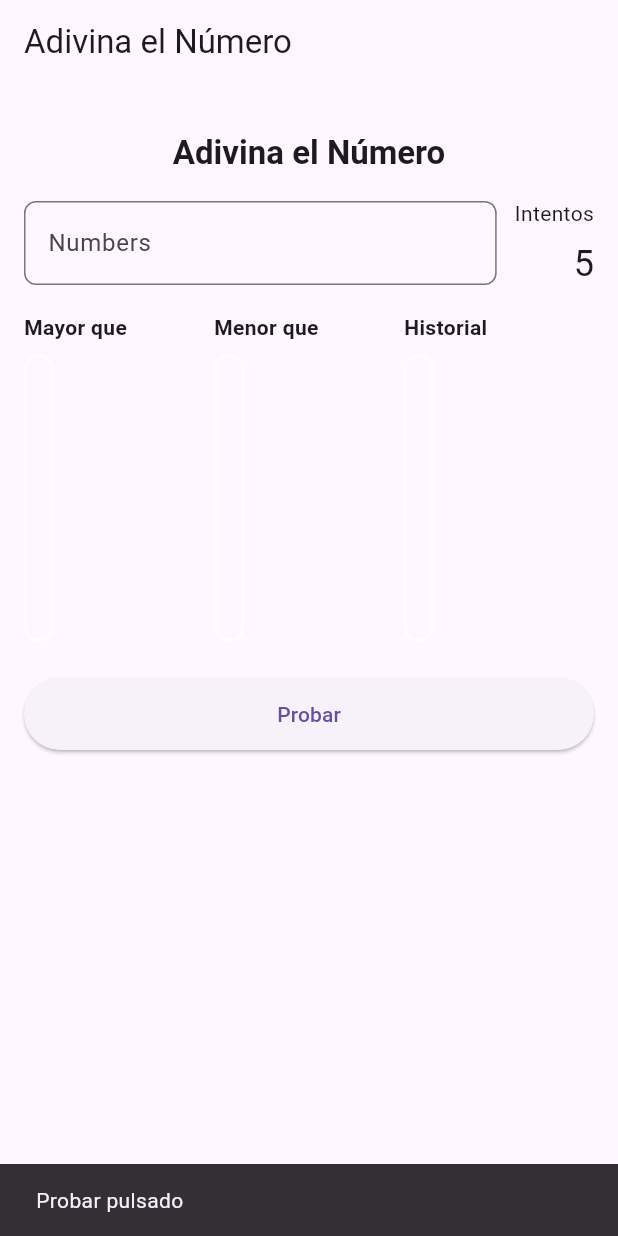
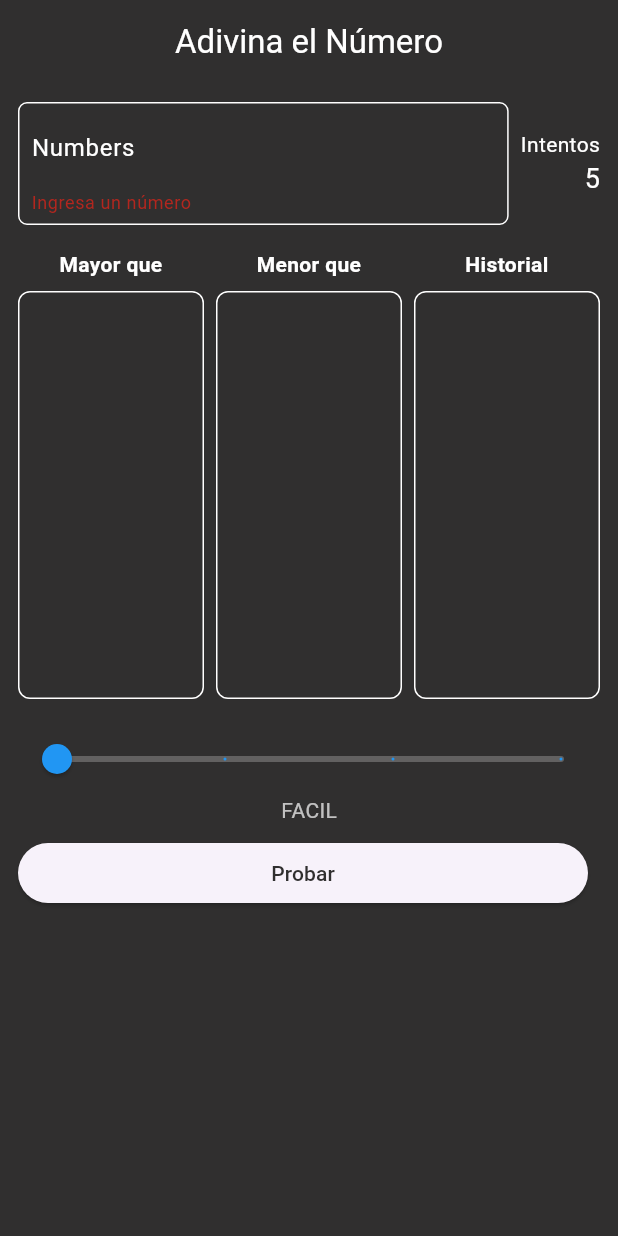
Before and after one commit to EduardoCarruci/numeroadivina, a Flutter app: the screen it shows after launch, after a tap on "Probar", on a phone screen of 412 x 824 dp. Run offline on Flutter 3.47's test engine with Material 3 defaults, Android fonts, the light colour scheme and no system bars; our stand-ins replace equatable, flutter_bloc, get_it, go_router.

Commit message:
Estilizando widgets

```diff
--- /dev/null
+++ b/lib/core/util/input_validator.dart
@@ -0,0 +1,16 @@
+class InputValidator {
+
+    // Valida la entrada del usuario para una suposición de número.
+  static String? validateGuess(
+    String value,
+    int maxNumber,
+  ) {
+    if (value.isEmpty) return 'Ingresa un número';
+    final number = int.tryParse(value);
+    if (number == null) return 'Solo números permitidos';
+    if (number < 1 || number > maxNumber) {
+      return 'El número debe estar entre 1 y $maxNumber';
+    }
+    return null;
+  }
+}
--- a/lib/features/game/presentation/pages/game_page.dart
+++ b/lib/features/game/presentation/pages/game_page.dart
@@ -1,10 +1,20 @@
 import 'package:flutter/material.dart';
 import 'package:flutter_bloc/flutter_bloc.dart';
+import 'package:go_router/go_router.dart';
 import 'package:get_it/get_it.dart';
-import 'package:go_router/go_router.dart';
 import 'package:numeroadivina/core/enums/difficulty.dart';
+
 import 'package:numeroadivina/features/game/presentation/cubit/game_cubit.dart';
-import '../widgets/widgets.dart';
+import 'package:numeroadivina/features/game/presentation/cubit/game_state.dart';
+import 'package:numeroadivina/features/game/presentation/widgets/build_box_column_widget.dart';
+import 'package:numeroadivina/features/game/presentation/widgets/build_store_box_widget.dart';
+import 'package:numeroadivina/features/game/presentation/widgets/input_number_widget.dart';
+import 'package:numeroadivina/features/game/presentation/widgets/slider_level_widget.dart';
+import 'package:numeroadivina/shared/constans.dart';
+import 'package:numeroadivina/shared/spaces.dart';
+import 'package:numeroadivina/shared/textstyles.dart';
+
+import '../../../../core/enums/gamestatus.dart';
 
 class GamePage extends StatelessWidget {
   static const id = '/game';
@@ -36,42 +46,138 @@ class _GameView extends StatelessWidget {
     Difficulty.extremo,
   ];
 
+  void _submitGuess() {
+    if (!_formKey.currentState!.validate()) return;
+    final value = int.parse(_controller.text);
+    cubit.makeGuess(value);
+    _controller.clear();
+  }
+
+  TextEditingController get controller => _controller;
+  GlobalKey<FormState> get formKey => _formKey;
+  List<Difficulty> get difficulties => _difficulties;
+
   @override
   Widget build(BuildContext context) {
     return Scaffold(
-      appBar: AppBar(title: const Text('Adivina el Número')),
-      body: Padding(
-        padding: const EdgeInsets.all(16.0),
+      backgroundColor: AppColors.primary,
+      appBar: AppBar(
+        centerTitle: true,
+        backgroundColor: AppColors.primary,
+        title: const Text('Adivina el Número',
+            style: TextStyle(color: AppColors.white)),
+      ),
+      body: SafeArea(
+        child: Padding(
+          padding: const EdgeInsets.all(12.0),
+          child: BlocConsumer<GameCubit, GameState>(
+              listener: (context, state) async {
+            if (state.game == null) return;
+          }, builder: (context, state) {
+            final game = state.game;
+            if (game == null) {
+              return const Center(child: CircularProgressIndicator());
+            }
+
+            final attemptsLeft = game.maxAttempts - game.attemptsUsed;
+
+            return SingleChildScrollView(
               child: Column(
                 crossAxisAlignment: CrossAxisAlignment.stretch,
                 children: [
-            const GameHeader(),
+                  // Top row: input left, attempts right
                   Row(
                     children: [
-                Expanded(child: NumberInput(controller: _controller)),
-                const SizedBox(width: 12),
-                const AttemptsBadge(attempts: 5),
+                      InputNumberWidget(
+                          controller: controller,
+                          formKey: formKey,
+                          submitGuess: _submitGuess,
+                          game: game),
+                      Spaces.kSizedBoxWidth8,
+                      Column(
+                        crossAxisAlignment: CrossAxisAlignment.end,
+                        children: [
+                          const Text('Intentos',
+                              style: TextStyle(color: AppColors.white)),
+                          Text('$attemptsLeft',
+                              style: TextStyle(
+                                  color: AppColors.white,
+                                  fontSize: AppTextStyles.k18Style.fontSize)),
                         ],
                       ),
-            const SizedBox(height: 16),
-            const ThreeColumns(),
-            const SizedBox(height: 12),
-          /*   DifficultySlider(
-              value: _difficulty,
-              onChanged: (v) => setState(() => _difficulty = v),
-              label: _difficulty < 0.5 ? 'easy' : 'hard',
-            ), */
-            const SizedBox(height: 12),
-            PrimaryButton(
-              text: 'Probar',
-              onPressed: () {
-                // placeholder action
-                ScaffoldMessenger.of(context).showSnackBar(
-                  const SnackBar(content: Text('Probar pulsado')),
-                );
-              },
+                    ],
+                  ),
+                  Spaces.kSizedBoxHeight16,
+
+                  // Three columns
+                  SizedBox(
+                    height: 300,
+                    child: Row(
+                      children: [
+                        Expanded(
+                            child: BuildBoxColumn(
+                                title: 'Mayor que',
+                                items: game.higherGuesses
+                                    .map((e) => e.toString())
+                                    .toList())),
+                        Spaces.kSizedBoxWidth8,
+                        Expanded(
+                            child: BuildBoxColumn(
+                                title: 'Menor que',
+                                items: game.lowerGuesses
+                                    .map((e) => e.toString())
+                                    .toList())),
+                        Spaces.kSizedBoxWidth8,
+                        Expanded(child: BuildHistoryBox(history: game.history)),
+                      ],
+                    ),
+                  ),
+
+                  Spaces.kSizedBoxHeight16,
+
+                  // Slider
+                  Column(
+                    children: [
+                      SliderLevel(cubit: cubit, difficulties: _difficulties),
+                      Text(
+                          _difficulties[state.selectedDifficultyIndex]
+                              .name
+                              .toUpperCase(),
+                          style: const TextStyle(color: Colors.white70)),
+                    ],
+                  ),
+
+                  Spaces.kSizedBoxHeight8,
+
+                  // Submit button and finished message
+                  Row(
+                    children: [
+                      Expanded(
+                        child: ElevatedButton(
+                          onPressed:
+                              game.isFinished ? null : () => _submitGuess(),
+                          child: Text('Probar',
+                              style: TextStyle(
+                                  color: game.isFinished
+                                      ? Colors.white38
+                                      : AppColors.primary)),
+                        ),
+                      ),
+                      Spaces.kSizedBoxWidth8,
+                      if (state.status == GameStatus.finished)
+                        ElevatedButton(
+                          onPressed: () => cubit.reset(),
+                          child: const Text(
+                            "Reiniciar",
+                            style: TextStyle(color: AppColors.primary),
+                          ),
                         ),
                     ],
+                  ),
+                ],
+              ),
+            );
+          }),
         ),
       ),
     );
--- a/lib/features/game/presentation/widgets/attempts_badge.dart
+++ /dev/null
@@ -1,22 +0,0 @@
-import 'package:flutter/material.dart';
-
-class AttemptsBadge extends StatelessWidget {
-  final int attempts;
-  final String label;
-  const AttemptsBadge({super.key, this.attempts = 0, this.label = 'Intentos'});
-
-  @override
-  Widget build(BuildContext context) {
-    return Column(
-      crossAxisAlignment: CrossAxisAlignment.end,
-      children: [
-        Text(label),
-        const SizedBox(height: 8),
-        Text(
-          attempts.toString(),
-          style: Theme.of(context).textTheme.headlineSmall,
-        ),
-      ],
-    );
-  }
-}
--- /dev/null
+++ b/lib/features/game/presentation/widgets/build_box_column_widget.dart
@@ -0,0 +1,44 @@
+import 'package:flutter/material.dart';
+
+class BuildBoxColumn extends StatelessWidget {
+  const BuildBoxColumn({
+    super.key,
+    required this.title,
+    required this.items,
+  });
+
+  final String title;
+  final List<String> items;
+
+  @override
+  Widget build(BuildContext context) {
+    return Column(
+      crossAxisAlignment: CrossAxisAlignment.stretch,
+      children: [
+        Text(title,
+           textAlign: TextAlign.center,
+            style: const TextStyle(
+                color: Colors.white, fontWeight: FontWeight.bold)),
+        const SizedBox(height: 8),
+        Expanded(
+          child: Container(
+            padding: const EdgeInsets.all(8),
+            decoration: BoxDecoration(
+              border: Border.all(color: Colors.white),
+              borderRadius: BorderRadius.circular(8),
+            ),
+            child: items.isEmpty
+                ? const SizedBox.shrink()
+                : ListView(
+                    children: items
+                        .map((s) => Text(s,
+                           textAlign: TextAlign.center,
+                            style: const TextStyle(color: Colors.white)))
+                        .toList(),
+                  ),
+          ),
+        ),
+      ],
+    );
+  }
+}
--- /dev/null
+++ b/lib/features/game/presentation/widgets/build_store_box_widget.dart
@@ -0,0 +1,50 @@
+
+import 'package:flutter/material.dart';
+import 'package:numeroadivina/features/game/domain/entities/guess_entity.dart';
+import 'package:numeroadivina/shared/spaces.dart';
+
+class BuildHistoryBox extends StatelessWidget {
+  const BuildHistoryBox({
+    super.key,
+    required this.history,
+  });
+
+  final List<GuessEntity> history;
+
+  @override
+  Widget build(BuildContext context) {
+    return Column(
+      crossAxisAlignment: CrossAxisAlignment.stretch,
+      children: [
+        const Text('Historial',
+           textAlign: TextAlign.center,
+            style: TextStyle(color: Colors.white, fontWeight: FontWeight.bold)),
+      Spaces.kSizedBoxHeight8,
+        Expanded(
+          child: Container(
+            padding: const EdgeInsets.all(8),
+            decoration: BoxDecoration(
+              border: Border.all(color: Colors.white),
+              borderRadius: BorderRadius.circular(8),
+            ),
+            child: history.isEmpty
+                ? const SizedBox.shrink()
+                : ListView.builder(
+                    itemCount: history.length,
+                    itemBuilder: (context, index) {
+                      final g = history[index];
+                      final color = g.isCorrect ? Colors.green : Colors.red;
+                      return Padding(
+                        padding: const EdgeInsets.symmetric(vertical: 4.0),
+                        child: Text('${g.value}',
+                           textAlign: TextAlign.center,
+                            style: TextStyle(color: color, fontSize: 16)),
+                      );
+                    },
+                  ),
+          ),
+        ),
+      ],
+    );
+  }
+}
--- a/lib/features/game/presentation/widgets/difficulty_slider.dart
+++ /dev/null
@@ -1,23 +0,0 @@
-import 'package:flutter/material.dart';
-
-class DifficultySlider extends StatelessWidget {
-  final double value;
-  final ValueChanged<double>? onChanged;
-  final String label;
-  const DifficultySlider({super.key, this.value = 0.0, this.onChanged, this.label = 'easy'});
-
-  @override
-  Widget build(BuildContext context) {
-    return Column(
-      children: [
-        Slider(
-          value: value,
-          onChanged: onChanged ?? (_) {},
-          min: 0,
-          max: 1,
-        ),
-        Text(label),
-      ],
-    );
-  }
-}
--- a/lib/features/game/presentation/widgets/game_header.dart
+++ /dev/null
@@ -1,21 +0,0 @@
-import 'package:flutter/material.dart';
-
-class GameHeader extends StatelessWidget {
-  final String title;
-  const GameHeader({super.key, this.title = 'Adivina el Número'});
-
-  @override
-  Widget build(BuildContext context) {
-    return Padding(
-      padding: const EdgeInsets.symmetric(vertical: 16.0),
-      child: Center(
-        child: Text(
-          title,
-          style: Theme.of(context).textTheme.titleLarge?.copyWith(
-                fontWeight: FontWeight.bold,
-              ),
-        ),
-      ),
-    );
-  }
-}
--- /dev/null
+++ b/lib/features/game/presentation/widgets/input_number_widget.dart
@@ -0,0 +1,49 @@
+import 'package:flutter/material.dart';
+import 'package:numeroadivina/core/enums/difficulty.dart';
+import 'package:numeroadivina/core/util/input_validator.dart';
+import 'package:numeroadivina/features/game/domain/entities/game_entity.dart';
+import 'package:numeroadivina/shared/constans.dart';
+
+class InputNumberWidget extends StatelessWidget {
+  const InputNumberWidget(
+      {super.key,
+      required this.controller,
+      required this.formKey,
+      required this.submitGuess,
+      required this.game});
+
+  final TextEditingController controller;
+  final GlobalKey<FormState> formKey;
+  final void Function() submitGuess;
+  final GameEntity game;
+
+  @override
+  Widget build(BuildContext context) {
+    return Expanded(
+      child: Container(
+        padding: const EdgeInsets.symmetric(horizontal: 8, vertical: 6),
+        decoration: BoxDecoration(
+          color: AppColors.primary,
+          borderRadius: BorderRadius.circular(6),
+          border: Border.all(color: AppColors.white),
+        ),
+        child: Form(
+          key: formKey,
+          child: TextFormField(
+            controller: controller,
+            keyboardType: TextInputType.number,
+            style: const TextStyle(color: AppColors.white),
+            decoration: const InputDecoration(
+              hintText: 'Numbers',
+              hintStyle: TextStyle(color: AppColors.white),
+              border: InputBorder.none,
+            ),
+            validator: (v) => InputValidator.validateGuess(
+                v ?? '', game.difficulty.maxNumber),
+            onFieldSubmitted: (_) => submitGuess(),
+          ),
+        ),
+      ),
+    );
+  }
+}
--- a/lib/features/game/presentation/widgets/number_input.dart
+++ /dev/null
@@ -1,22 +0,0 @@
-import 'package:flutter/material.dart';
-
-class NumberInput extends StatelessWidget {
-  final TextEditingController? controller;
-  final String hintText;
-  const NumberInput({super.key, this.controller, this.hintText = 'Numbers'});
-
-  @override
-  Widget build(BuildContext context) {
-    return TextField(
-      controller: controller,
-      keyboardType: TextInputType.number,
-      decoration: InputDecoration(
-        hintText: hintText,
-        border: OutlineInputBorder(
-          borderRadius: BorderRadius.circular(8.0),
-        ),
-        contentPadding: const EdgeInsets.symmetric(horizontal: 12, vertical: 16),
-      ),
-    );
-  }
-}
--- a/lib/features/game/presentation/widgets/primary_button.dart
+++ /dev/null
@@ -1,22 +0,0 @@
-import 'package:flutter/material.dart';
-
-class PrimaryButton extends StatelessWidget {
-  final String text;
-  final VoidCallback? onPressed;
-  const PrimaryButton({super.key, required this.text, this.onPressed});
-
-  @override
-  Widget build(BuildContext context) {
-    return SizedBox(
-      width: double.infinity,
-      child: ElevatedButton(
-        onPressed: onPressed,
-        style: ElevatedButton.styleFrom(
-          shape: RoundedRectangleBorder(borderRadius: BorderRadius.circular(28)),
-          padding: const EdgeInsets.symmetric(vertical: 14),
-        ),
-        child: Text(text),
-      ),
-    );
-  }
-}
--- /dev/null
+++ b/lib/features/game/presentation/widgets/slider_level_widget.dart
@@ -0,0 +1,31 @@
+import 'package:flutter/material.dart';
+import 'package:numeroadivina/core/enums/difficulty.dart';
+import 'package:numeroadivina/features/game/presentation/cubit/game_cubit.dart';
+class SliderLevel extends StatelessWidget {
+  const SliderLevel({
+    super.key,
+    required this.cubit,
+    required List<Difficulty> difficulties,
+  }) : _difficulties = difficulties;
+
+  final GameCubit cubit;
+  final List<Difficulty> _difficulties;
+
+  @override
+  Widget build(BuildContext context) {
+    return Slider(
+      value: cubit.state.selectedDifficultyIndex.toDouble(),
+      min: 0,
+      max: 3,
+      divisions: 3,
+      activeColor: Colors.blue,
+      inactiveColor: Colors.white24,
+      onChanged: (v) =>
+          cubit.selectDifficultyIndex(v.round()),
+      onChangeEnd: (v) {
+        final diff = _difficulties[v.round()];
+        cubit.startGame(diff);
+      },
+    );
+  }
+}
--- a/lib/features/game/presentation/widgets/three_columns.dart
+++ /dev/null
@@ -1,38 +0,0 @@
-import 'package:flutter/material.dart';
-
-class ThreeColumns extends StatelessWidget {
-  final List<String> titles;
-  const ThreeColumns({super.key, this.titles = const ['Mayor que', 'Menor que', 'Historial']});
-
-  Widget _card(String title) {
-    return Column(
-      crossAxisAlignment: CrossAxisAlignment.start,
-      children: [
-        Text(title, style: const TextStyle(fontWeight: FontWeight.bold)),
-        const SizedBox(height: 8),
-        Expanded(
-          child: Container(
-            decoration: BoxDecoration(
-              border: Border.all(color: Colors.white70, width: 2),
-              borderRadius: BorderRadius.circular(12),
-            ),
-            margin: const EdgeInsets.only(right: 6),
-            padding: const EdgeInsets.all(8),
-            child: const SizedBox.shrink(),
-          ),
-        ),
-      ],
-    );
-  }
-
-  @override
-  Widget build(BuildContext context) {
-    return SizedBox(
-      height: 220,
-      child: Row(
-        crossAxisAlignment: CrossAxisAlignment.start,
-        children: titles.map((t) => Expanded(child: _card(t))).toList(),
-      ),
-    );
-  }
-}
--- a/lib/features/game/presentation/widgets/widgets.dart
+++ /dev/null
@@ -1,6 +0,0 @@
-export 'game_header.dart';
-export 'number_input.dart';
-export 'attempts_badge.dart';
-export 'three_columns.dart';
-export 'difficulty_slider.dart';
-export 'primary_button.dart';
```
Lines whose indentation alone changed are shown as unchanged.
